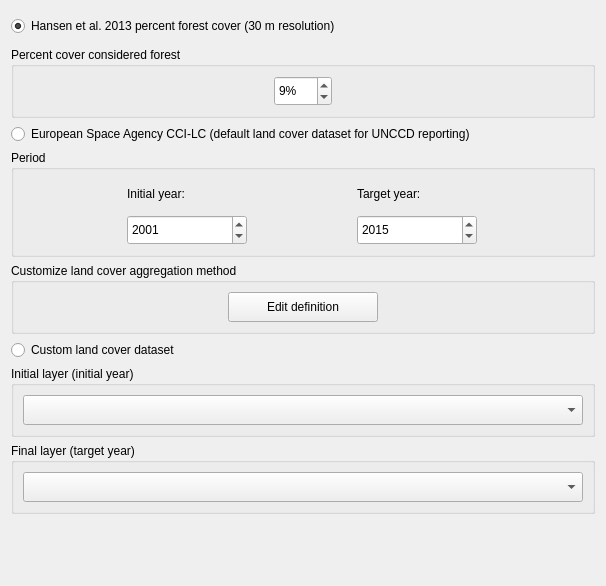
The window that LDMP/gui/WidgetLCSetup.ui (ConservationInternational/trends.earth) describes before a commit, drawn with Qt 5.
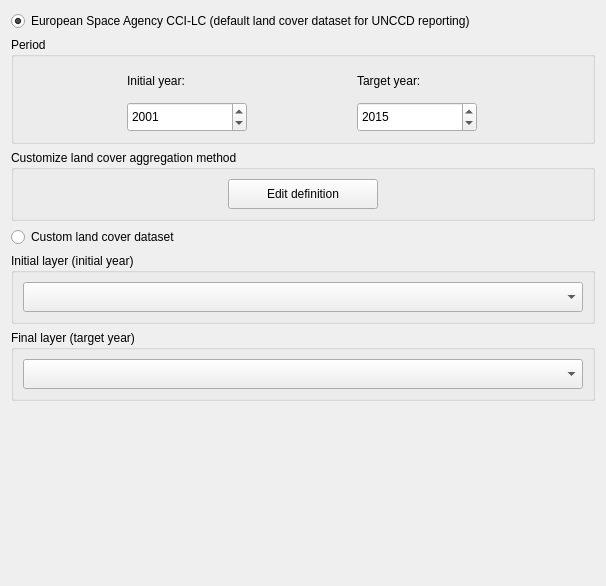
The same window after the commit. Custom widgets are drawn as their Qt base class.

Commit message: Fix gui to offer hansen and custom data only for TC.

```diff
--- a/LDMP/gui/WidgetLCSetup.ui
+++ b/LDMP/gui/WidgetLCSetup.ui
@@ -14,75 +14,13 @@
    <string>Form</string>
   </property>
   <layout class="QVBoxLayout" name="verticalLayout">
-   <item>
-    <widget class="QRadioButton" name="use_hansen">
-     <property name="minimumSize">
-      <size>
-       <width>0</width>
-       <height>30</height>
-      </size>
-     </property>
-     <property name="text">
-      <string>Hansen et al. 2013 percent forest cover (30 m resolution)</string>
-     </property>
-     <property name="checked">
-      <bool>true</bool>
-     </property>
-    </widget>
-   </item>
-   <item>
-    <widget class="QGroupBox" name="groupBox_hansen">
-     <property name="title">
-      <string>Percent cover considered forest</string>
-     </property>
-     <layout class="QGridLayout" name="gridLayout_2">
-      <item row="0" column="0">
-       <widget class="QSpinBox" name="use_hansen_fc">
-        <property name="sizePolicy">
-         <sizepolicy hsizetype="Fixed" vsizetype="Fixed">
-          <horstretch>0</horstretch>
-          <verstretch>0</verstretch>
-         </sizepolicy>
-        </property>
-        <property name="minimumSize">
-         <size>
-          <width>30</width>
-          <height>30</height>
-         </size>
-        </property>
-        <property name="maximumSize">
-         <size>
-          <width>16777215</width>
-          <height>16777215</height>
-         </size>
-        </property>
-        <property name="specialValueText">
-         <string/>
-        </property>
-        <property name="suffix">
-         <string>%</string>
-        </property>
-        <property name="minimum">
-         <number>0</number>
-        </property>
-        <property name="maximum">
-         <number>100</number>
-        </property>
-        <property name="value">
-         <number>9</number>
-        </property>
-       </widget>
-      </item>
-     </layout>
-    </widget>
-   </item>
    <item>
     <widget class="QRadioButton" name="use_esa">
      <property name="text">
       <string>European Space Agency CCI-LC (default land cover dataset for UNCCD reporting)</string>
      </property>
      <property name="checked">
-      <bool>false</bool>
+      <bool>true</bool>
      </property>
     </widget>
    </item>
@@ -95,7 +33,7 @@
       <item row="1" column="1">
        <widget class="QDateEdit" name="use_esa_tg_year">
         <property name="sizePolicy">
-         <sizepolicy hsizetype="Minimum" vsizetype="Expanding">
+         <sizepolicy hsizetype="Minimum" vsizetype="Minimum">
           <horstretch>0</horstretch>
           <verstretch>0</verstretch>
          </sizepolicy>
```
The commit also changes 4 other files.
